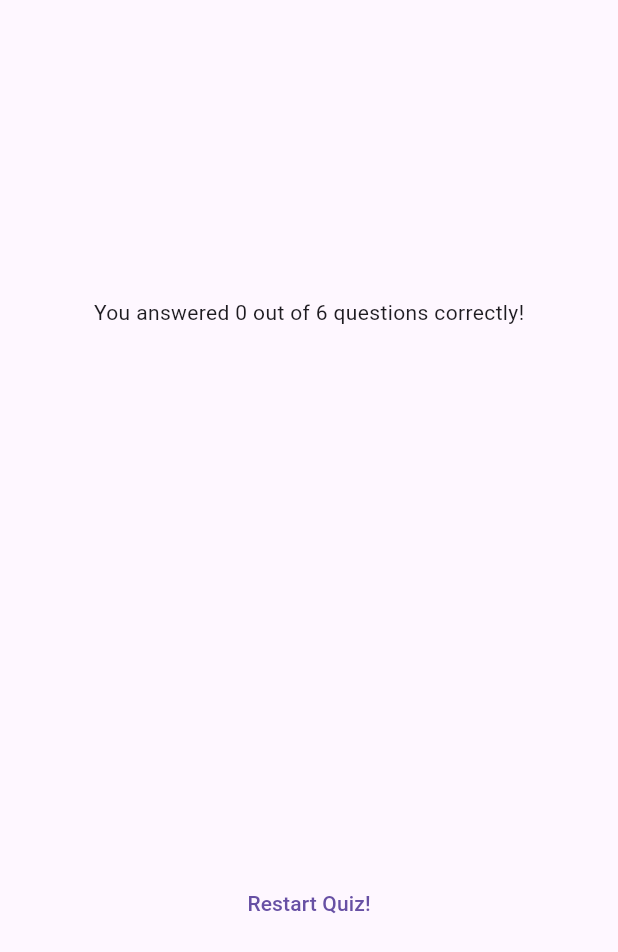
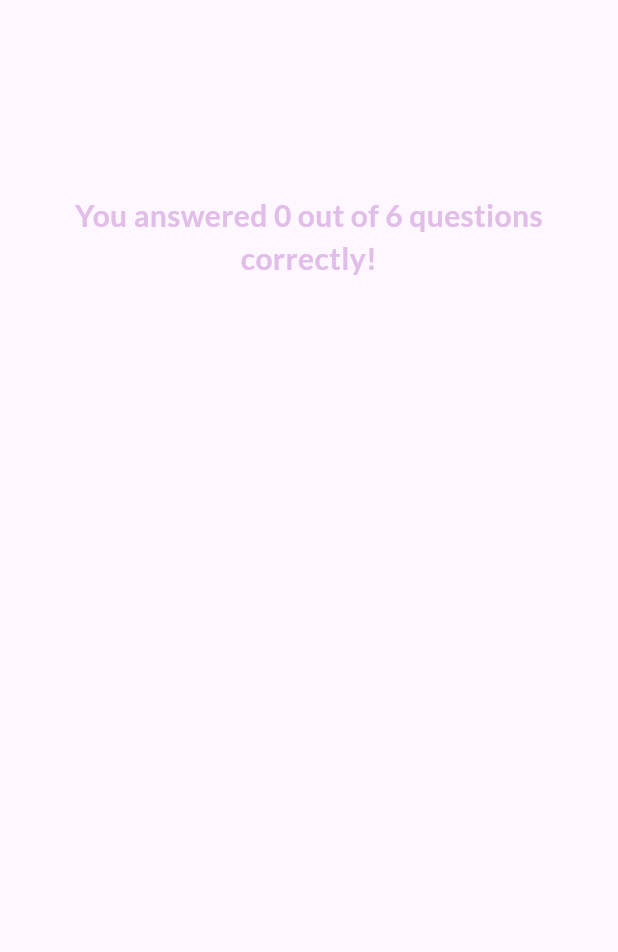
Before and after one commit to m0rb1u5/quiz-app, a Flutter app: the ResultsScreen widget shown alone on an empty page, opened directly with empty values, on a phone screen of 412 x 824 dp. Shown: the top 952 px of the screen. Run offline on Flutter 3.47's test engine with Material 3 defaults, Android fonts, the phone set to English and light mode, and no system bars; our stand-ins replace google_fonts.

Commit message:
Exercise 1: Time to Practice: Flutter Basics

```diff
--- a/lib/results_screen.dart
+++ b/lib/results_screen.dart
@@ -1,11 +1,13 @@
 import 'package:flutter/material.dart';
+import 'package:google_fonts/google_fonts.dart';
 import 'package:quiz_app/data/questions.dart';
 import 'package:quiz_app/questions_summary.dart';
 
 class ResultsScreen extends StatelessWidget {
-  const ResultsScreen({super.key, required this.chosenAnswers,});
+  const ResultsScreen({super.key, required this.chosenAnswers, required this.restartQuiz});
 
   final List<String> chosenAnswers;
+  final void Function() restartQuiz;
 
   List<Map<String, Object>> getSummaryData() {
     final List<Map<String, Object>> summary= [];
@@ -39,6 +41,12 @@ class ResultsScreen extends StatelessWidget {
           children: [
             Text(
               'You answered $numCorrectQuestions out of $numTotalQuestions questions correctly!',
+              style: GoogleFonts.lato(
+                color: Colors.purple.shade100,
+                fontSize: 20,
+                fontWeight: FontWeight.bold,
+              ),
+              textAlign: TextAlign.center,
             ),
             const SizedBox(
               height: 30,
@@ -47,9 +55,13 @@ class ResultsScreen extends StatelessWidget {
             const SizedBox(
               height: 30,
             ),
-            TextButton(
-              onPressed: () {},
-              child: const Text(
+            TextButton.icon(
+              onPressed: restartQuiz,
+              style: TextButton.styleFrom(
+                foregroundColor: Colors.white,
+              ),
+              icon: const Icon(Icons.refresh),
+              label: const Text(
                 'Restart Quiz!',
               ),
             )
```
Also changed, not shown: lib/questions_summary.dart (+41 -5 lines), lib/quiz.dart (+8 -0 lines).
